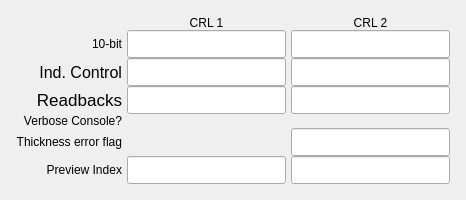
The window that 100idPyCRLApp/op/ui/pydev_transfocator_inset_bits_2x.ui (BCDA-APS/pydeviceCRL) describes before a commit, drawn with Qt 5.
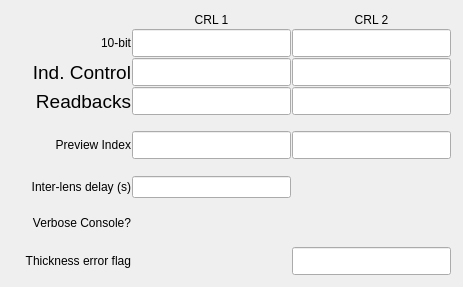
The same window after the commit. Custom widgets are drawn as their Qt base class.

```diff
--- a/100idPyCRLApp/op/ui/pydev_transfocator_inset_bits_2x.ui
+++ b/100idPyCRLApp/op/ui/pydev_transfocator_inset_bits_2x.ui
@@ -6,59 +6,41 @@
    <rect>
     <x>0</x>
     <y>0</y>
-    <width>409</width>
-    <height>200</height>
+    <width>463</width>
+    <height>287</height>
    </rect>
   </property>
   <property name="windowTitle">
    <string>Form</string>
   </property>
-  <layout class="QGridLayout" name="gridLayout_2">
-   <item row="0" column="0">
-    <layout class="QGridLayout" name="gridLayout" rowstretch="1,1,1,1,1,1,1,1" columnstretch="1,1,1">
-     <property name="horizontalSpacing">
-      <number>5</number>
-     </property>
-     <property name="verticalSpacing">
-      <number>0</number>
-     </property>
+  <layout class="QVBoxLayout" name="verticalLayout">
+   <item>
+    <layout class="QGridLayout" name="gridLayout" rowstretch="1,1,1,1,1,1,1,1,1,1,1,1,0" columnstretch="1,1,1">
      <property name="margin">
-      <number>5</number>
+      <number>1</number>
      </property>
-     <item row="7" column="2">
-      <widget class="caLineEdit" name="caLineEdit_19">
+     <property name="spacing">
+      <number>1</number>
+     </property>
+     <item row="5" column="1">
+      <widget class="caTextEntry" name="catextentry_14">
        <property name="sizePolicy">
         <sizepolicy hsizetype="Preferred" vsizetype="Preferred">
          <horstretch>0</horstretch>
          <verstretch>0</verstretch>
         </sizepolicy>
        </property>
-       <property name="font">
-        <font>
-         <pointsize>13</pointsize>
-        </font>
-       </property>
-       <property name="text">
-        <string/>
-       </property>
        <property name="alignment">
         <set>Qt::AlignRight|Qt::AlignTrailing|Qt::AlignVCenter</set>
        </property>
        <property name="channel" stdset="0">
         <string notr="true">$(P)$(CRL):fSize_preview</string>
        </property>
-       <property name="foreground">
-        <color>
-         <red>10</red>
-         <green>0</green>
-         <blue>184</blue>
-        </color>
-       </property>
        <property name="background">
         <color>
-         <red>200</red>
-         <green>200</green>
-         <blue>200</blue>
+         <red>115</red>
+         <green>223</green>
+         <blue>255</blue>
         </color>
        </property>
        <property name="colorMode">
@@ -78,34 +60,23 @@
        </property>
       </widget>
      </item>
-     <item row="2" column="2">
-      <widget class="caLineEdit" name="caLineEdit_18">
-       <property name="font">
-        <font>
-         <pointsize>13</pointsize>
-        </font>
-       </property>
-       <property name="text">
-        <string/>
-       </property>
-       <property name="alignment">
-        <set>Qt::AlignRight|Qt::AlignTrailing|Qt::AlignVCenter</set>
-       </property>
+     <item row="11" column="1">
+      <widget class="caChoice" name="caChoice_2">
        <property name="channel" stdset="0">
         <string notr="true">$(P)$(CRL):2:lensConfig_BW</string>
        </property>
        <property name="foreground">
         <color>
-         <red>10</red>
+         <red>0</red>
          <green>0</green>
-         <blue>184</blue>
+         <blue>0</blue>
         </color>
        </property>
        <property name="background">
         <color>
-         <red>200</red>
-         <green>200</green>
-         <blue>200</blue>
+         <red>115</red>
+         <green>223</green>
+         <blue>255</blue>
         </color>
        </property>
        <property name="colorMode">
@@ -114,65 +85,15 @@
        <property name="fontScaleMode" stdset="0">
         <enum>caLineEdit::None</enum>
        </property>
-      </widget>
-     </item>
-     <item row="6" column="2">
-      <widget class="caLineEdit" name="caLineEdit_20">
-       <property name="sizePolicy">
-        <sizepolicy hsizetype="Preferred" vsizetype="Preferred">
-         <horstretch>0</horstretch>
-         <verstretch>0</verstretch>
-        </sizepolicy>
+       <property name="endBit">
+        <number>1</number>
        </property>
-       <property name="font">
-        <font>
-         <pointsize>13</pointsize>
-        </font>
-       </property>
-       <property name="text">
-        <string/>
-       </property>
-       <property name="alignment">
-        <set>Qt::AlignRight|Qt::AlignTrailing|Qt::AlignVCenter</set>
-       </property>
-       <property name="channel" stdset="0">
-        <string notr="true">$(P)$(CRL):thickerr_flag_RBV</string>
-       </property>
-       <property name="foreground">
-        <color>
-         <red>10</red>
-         <green>0</green>
-         <blue>184</blue>
-        </color>
-       </property>
-       <property name="background">
-        <color>
-         <red>200</red>
-         <green>200</green>
-         <blue>200</blue>
-        </color>
-       </property>
-       <property name="colorMode">
-        <enum>caLineEdit::Static</enum>
-       </property>
-       <property name="precision">
-        <number>3</number>
-       </property>
-       <property name="precisionMode">
-        <enum>caLineEdit::User</enum>
-       </property>
-       <property name="fontScaleMode" stdset="0">
-        <enum>caLineEdit::None</enum>
-       </property>
-       <property name="formatType">
-        <enum>caLineEdit::compact</enum>
-       </property>
       </widget>
      </item>
-     <item row="1" column="0">
-      <widget class="caLabel" name="calabel_20">
+     <item row="5" column="0">
+      <widget class="caLabel" name="calabel_30">
        <property name="text">
-        <string>10-bit</string>
+        <string>Preview Index</string>
        </property>
        <property name="alignment">
         <set>Qt::AlignRight|Qt::AlignTrailing|Qt::AlignVCenter</set>
@@ -186,7 +107,7 @@
       <widget class="caLabel" name="calabel_24">
        <property name="font">
         <font>
-         <pointsize>13</pointsize>
+         <pointsize>14</pointsize>
         </font>
        </property>
        <property name="text">
@@ -200,121 +121,28 @@
        </property>
       </widget>
      </item>
-     <item row="7" column="1">
-      <widget class="caTextEntry" name="catextentry_14">
-       <property name="sizePolicy">
-        <sizepolicy hsizetype="Preferred" vsizetype="Preferred">
-         <horstretch>0</horstretch>
-         <verstretch>0</verstretch>
-        </sizepolicy>
-       </property>
-       <property name="alignment">
-        <set>Qt::AlignRight|Qt::AlignTrailing|Qt::AlignVCenter</set>
-       </property>
-       <property name="channel" stdset="0">
-        <string notr="true">$(P)$(CRL):previewIndex</string>
-       </property>
-       <property name="background">
-        <color>
-         <red>115</red>
-         <green>223</green>
-         <blue>255</blue>
-        </color>
-       </property>
-       <property name="colorMode">
-        <enum>caLineEdit::Static</enum>
-       </property>
-      </widget>
-     </item>
-     <item row="1" column="1">
-      <widget class="caLineEdit" name="caLineEdit_11">
-       <property name="sizePolicy">
-        <sizepolicy hsizetype="Minimum" vsizetype="Fixed">
-         <horstretch>0</horstretch>
-         <verstretch>0</verstretch>
-        </sizepolicy>
-       </property>
-       <property name="font">
-        <font>
-         <pointsize>13</pointsize>
-        </font>
-       </property>
-       <property name="text">
-        <string/>
-       </property>
-       <property name="alignment">
-        <set>Qt::AlignRight|Qt::AlignTrailing|Qt::AlignVCenter</set>
-       </property>
-       <property name="channel" stdset="0">
-        <string notr="true">$(P)$(CRL):1:lenses</string>
-       </property>
-       <property name="foreground">
-        <color>
-         <red>10</red>
-         <green>0</green>
-         <blue>184</blue>
-        </color>
-       </property>
-       <property name="background">
-        <color>
-         <red>200</red>
-         <green>200</green>
-         <blue>200</blue>
-        </color>
-       </property>
-       <property name="colorMode">
-        <enum>caLineEdit::Static</enum>
-       </property>
-       <property name="fontScaleMode" stdset="0">
-        <enum>caLineEdit::None</enum>
-       </property>
-       <property name="formatType">
-        <enum>caLineEdit::decimal</enum>
-       </property>
-      </widget>
-     </item>
-     <item row="3" column="2">
-      <widget class="caLineEdit" name="caLineEdit_21">
-       <property name="font">
-        <font>
-         <pointsize>13</pointsize>
-        </font>
-       </property>
-       <property name="text">
-        <string/>
-       </property>
-       <property name="alignment">
-        <set>Qt::AlignRight|Qt::AlignTrailing|Qt::AlignVCenter</set>
-       </property>
-       <property name="channel" stdset="0">
-        <string notr="true">$(P)$(CRL):2:lensConfig_RBV</string>
-       </property>
-       <property name="foreground">
-        <color>
-         <red>10</red>
-         <green>0</green>
-         <blue>184</blue>
-        </color>
-       </property>
-       <property name="background">
-        <color>
-         <red>200</red>
-         <green>200</green>
-         <blue>200</blue>
-        </color>
-       </property>
-       <property name="colorMode">
-        <enum>caLineEdit::Static</enum>
-       </property>
-       <property name="fontScaleMode" stdset="0">
-        <enum>caLineEdit::None</enum>
-       </property>
-      </widget>
-     </item>
      <item row="6" column="0">
-      <widget class="caLabel" name="calabel_35">
+      <spacer name="verticalSpacer_3">
+       <property name="orientation">
+        <enum>Qt::Vertical</enum>
+       </property>
+       <property name="sizeHint" stdset="0">
+        <size>
+         <width>20</width>
+         <height>40</height>
+        </size>
+       </property>
+      </spacer>
+     </item>
+     <item row="2" column="0">
+      <widget class="caLabel" name="calabel_27">
+       <property name="font">
+        <font>
+         <pointsize>14</pointsize>
+        </font>
+       </property>
        <property name="text">
-        <string>Thickness error flag</string>
+        <string>Ind. Control</string>
        </property>
        <property name="alignment">
         <set>Qt::AlignRight|Qt::AlignTrailing|Qt::AlignVCenter</set>
@@ -337,7 +165,106 @@
        </property>
       </widget>
      </item>
-     <item row="5" column="1">
+     <item row="1" column="1">
+      <widget class="caLineEdit" name="caLineEdit_11">
+       <property name="sizePolicy">
+        <sizepolicy hsizetype="Minimum" vsizetype="Fixed">
+         <horstretch>0</horstretch>
+         <verstretch>0</verstretch>
+        </sizepolicy>
+       </property>
+       <property name="font">
+        <font>
+         <pointsize>13</pointsize>
+        </font>
+       </property>
+       <property name="text">
+        <string/>
+       </property>
+       <property name="alignment">
+        <set>Qt::AlignRight|Qt::AlignTrailing|Qt::AlignVCenter</set>
+       </property>
+       <property name="channel" stdset="0">
+        <string notr="true">$(P)$(CRL):1:lenses</string>
+       </property>
+       <property name="foreground">
+        <color>
+         <red>10</red>
+         <green>0</green>
+         <blue>184</blue>
+        </color>
+       </property>
+       <property name="background">
+        <color>
+         <red>200</red>
+         <green>200</green>
+         <blue>200</blue>
+        </color>
+       </property>
+       <property name="colorMode">
+        <enum>caLineEdit::Static</enum>
+       </property>
+       <property name="fontScaleMode" stdset="0">
+        <enum>caLineEdit::None</enum>
+       </property>
+       <property name="formatType">
+        <enum>caLineEdit::decimal</enum>
+       </property>
+      </widget>
+     </item>
+     <item row="9" column="0">
+      <widget class="caLabel" name="calabel_34">
+       <property name="text">
+        <string>Verbose Console?</string>
+       </property>
+       <property name="alignment">
+        <set>Qt::AlignRight|Qt::AlignTrailing|Qt::AlignVCenter</set>
+       </property>
+       <property name="fontScaleMode">
+        <enum>ESimpleLabel::WidthAndHeight</enum>
+       </property>
+      </widget>
+     </item>
+     <item row="1" column="0">
+      <widget class="caLabel" name="calabel_20">
+       <property name="text">
+        <string>10-bit</string>
+       </property>
+       <property name="alignment">
+        <set>Qt::AlignRight|Qt::AlignTrailing|Qt::AlignVCenter</set>
+       </property>
+       <property name="fontScaleMode">
+        <enum>ESimpleLabel::WidthAndHeight</enum>
+       </property>
+      </widget>
+     </item>
+     <item row="7" column="1">
+      <widget class="caTextEntry" name="catextentry_16">
+       <property name="sizePolicy">
+        <sizepolicy hsizetype="Preferred" vsizetype="Preferred">
+         <horstretch>0</horstretch>
+         <verstretch>0</verstretch>
+        </sizepolicy>
+       </property>
+       <property name="alignment">
+        <set>Qt::AlignRight|Qt::AlignTrailing|Qt::AlignVCenter</set>
+       </property>
+       <property name="channel" stdset="0">
+        <string notr="true">$(P)$(CRL):1:interLensDelay</string>
+       </property>
+       <property name="background">
+        <color>
+         <red>115</red>
+         <green>223</green>
+         <blue>255</blue>
+        </color>
+       </property>
+       <property name="colorMode">
+        <enum>caLineEdit::Static</enum>
+       </property>
+      </widget>
+     </item>
+     <item row="9" column="1">
       <widget class="caChoice" name="caChoice_1">
        <property name="channel" stdset="0">
         <string notr="true">$(P)$(CRL):verbosity</string>
@@ -405,127 +332,6 @@
        </property>
       </widget>
      </item>
-     <item row="2" column="0">
-      <widget class="caLabel" name="calabel_27">
-       <property name="font">
-        <font>
-         <pointsize>12</pointsize>
-        </font>
-       </property>
-       <property name="text">
-        <string>Ind. Control</string>
-       </property>
-       <property name="alignment">
-        <set>Qt::AlignRight|Qt::AlignTrailing|Qt::AlignVCenter</set>
-       </property>
-       <property name="fontScaleMode">
-        <enum>ESimpleLabel::WidthAndHeight</enum>
-       </property>
-      </widget>
-     </item>
-     <item row="5" column="0">
-      <widget class="caLabel" name="calabel_34">
-       <property name="text">
-        <string>Verbose Console?</string>
-       </property>
-       <property name="alignment">
-        <set>Qt::AlignRight|Qt::AlignTrailing|Qt::AlignVCenter</set>
-       </property>
-       <property name="fontScaleMode">
-        <enum>ESimpleLabel::WidthAndHeight</enum>
-       </property>
-      </widget>
-     </item>
-     <item row="1" column="2">
-      <widget class="caLineEdit" name="caLineEdit_12">
-       <property name="sizePolicy">
-        <sizepolicy hsizetype="Minimum" vsizetype="Fixed">
-         <horstretch>0</horstretch>
-         <verstretch>0</verstretch>
-        </sizepolicy>
-       </property>
-       <property name="font">
-        <font>
-         <pointsize>13</pointsize>
-        </font>
-       </property>
-       <property name="text">
-        <string/>
-       </property>
-       <property name="alignment">
-        <set>Qt::AlignRight|Qt::AlignTrailing|Qt::AlignVCenter</set>
-       </property>
-       <property name="channel" stdset="0">
-        <string notr="true">$(P)$(CRL):2:lenses</string>
-       </property>
-       <property name="foreground">
-        <color>
-         <red>10</red>
-         <green>0</green>
-         <blue>184</blue>
-        </color>
-       </property>
-       <property name="background">
-        <color>
-         <red>200</red>
-         <green>200</green>
-         <blue>200</blue>
-        </color>
-       </property>
-       <property name="colorMode">
-        <enum>caLineEdit::Static</enum>
-       </property>
-       <property name="fontScaleMode" stdset="0">
-        <enum>caLineEdit::None</enum>
-       </property>
-       <property name="formatType">
-        <enum>caLineEdit::decimal</enum>
-       </property>
-      </widget>
-     </item>
-     <item row="6" column="1">
-      <widget class="caChoice" name="caChoice_2">
-       <property name="channel" stdset="0">
-        <string notr="true">$(P)$(CRL):thickerr_flag</string>
-       </property>
-       <property name="foreground">
-        <color>
-         <red>0</red>
-         <green>0</green>
-         <blue>0</blue>
-        </color>
-       </property>
-       <property name="background">
-        <color>
-         <red>115</red>
-         <green>223</green>
-         <blue>255</blue>
-        </color>
-       </property>
-       <property name="colorMode">
-        <enum>caChoice::Static</enum>
-       </property>
-       <property name="stackingMode" stdset="0">
-        <enum>caChoice::Column</enum>
-       </property>
-       <property name="endBit">
-        <number>1</number>
-       </property>
-      </widget>
-     </item>
-     <item row="7" column="0">
-      <widget class="caLabel" name="calabel_30">
-       <property name="text">
-        <string>Preview Index</string>
-       </property>
-       <property name="alignment">
-        <set>Qt::AlignRight|Qt::AlignTrailing|Qt::AlignVCenter</set>
-       </property>
-       <property name="fontScaleMode">
-        <enum>ESimpleLabel::WidthAndHeight</enum>
-       </property>
-      </widget>
-     </item>
      <item row="3" column="1">
       <widget class="caLineEdit" name="caLineEdit_16">
        <property name="font">
@@ -564,18 +370,43 @@
        </property>
       </widget>
      </item>
-     <item row="4" column="0">
-      <spacer name="verticalSpacer">
-       <property name="orientation">
-        <enum>Qt::Vertical</enum>
+     <item row="3" column="2">
+      <widget class="caLineEdit" name="caLineEdit_21">
+       <property name="font">
+        <font>
+         <pointsize>13</pointsize>
+        </font>
        </property>
-       <property name="sizeHint" stdset="0">
-        <size>
-         <width>20</width>
-         <height>40</height>
-        </size>
+       <property name="text">
+        <string/>
        </property>
-      </spacer>
+       <property name="alignment">
+        <set>Qt::AlignRight|Qt::AlignTrailing|Qt::AlignVCenter</set>
+       </property>
+       <property name="channel" stdset="0">
+        <string notr="true">$(P)$(CRL):2:lensConfig_RBV</string>
+       </property>
+       <property name="foreground">
+        <color>
+         <red>10</red>
+         <green>0</green>
+         <blue>184</blue>
+        </color>
+       </property>
+       <property name="background">
+        <color>
+         <red>200</red>
+         <green>200</green>
+         <blue>200</blue>
+        </color>
+       </property>
+       <property name="colorMode">
+        <enum>caLineEdit::Static</enum>
+       </property>
+       <property name="fontScaleMode" stdset="0">
+        <enum>caLineEdit::None</enum>
+       </property>
+      </widget>
      </item>
      <item row="0" column="2">
       <widget class="caLabel" name="calabel_33">
@@ -590,6 +421,262 @@
        </property>
       </widget>
      </item>
+     <item row="1" column="2">
+      <widget class="caLineEdit" name="caLineEdit_12">
+       <property name="sizePolicy">
+        <sizepolicy hsizetype="Minimum" vsizetype="Fixed">
+         <horstretch>0</horstretch>
+         <verstretch>0</verstretch>
+        </sizepolicy>
+       </property>
+       <property name="font">
+        <font>
+         <pointsize>13</pointsize>
+        </font>
+       </property>
+       <property name="text">
+        <string/>
+       </property>
+       <property name="alignment">
+        <set>Qt::AlignRight|Qt::AlignTrailing|Qt::AlignVCenter</set>
+       </property>
+       <property name="channel" stdset="0">
+        <string notr="true">$(P)$(CRL):2:lenses</string>
+       </property>
+       <property name="foreground">
+        <color>
+         <red>10</red>
+         <green>0</green>
+         <blue>184</blue>
+        </color>
+       </property>
+       <property name="background">
+        <color>
+         <red>200</red>
+         <green>200</green>
+         <blue>200</blue>
+        </color>
+       </property>
+       <property name="colorMode">
+        <enum>caLineEdit::Static</enum>
+       </property>
+       <property name="fontScaleMode" stdset="0">
+        <enum>caLineEdit::None</enum>
+       </property>
+       <property name="formatType">
+        <enum>caLineEdit::decimal</enum>
+       </property>
+      </widget>
+     </item>
+     <item row="2" column="2">
+      <widget class="caLineEdit" name="caLineEdit_18">
+       <property name="font">
+        <font>
+         <pointsize>13</pointsize>
+        </font>
+       </property>
+       <property name="text">
+        <string/>
+       </property>
+       <property name="alignment">
+        <set>Qt::AlignRight|Qt::AlignTrailing|Qt::AlignVCenter</set>
+       </property>
+       <property name="channel" stdset="0">
+        <string notr="true">$(P)$(CRL):2:lensConfig_BW</string>
+       </property>
+       <property name="foreground">
+        <color>
+         <red>10</red>
+         <green>0</green>
+         <blue>184</blue>
+        </color>
+       </property>
+       <property name="background">
+        <color>
+         <red>200</red>
+         <green>200</green>
+         <blue>200</blue>
+        </color>
+       </property>
+       <property name="colorMode">
+        <enum>caLineEdit::Static</enum>
+       </property>
+       <property name="fontScaleMode" stdset="0">
+        <enum>caLineEdit::None</enum>
+       </property>
+      </widget>
+     </item>
+     <item row="5" column="2">
+      <widget class="caLineEdit" name="caLineEdit_19">
+       <property name="sizePolicy">
+        <sizepolicy hsizetype="Preferred" vsizetype="Preferred">
+         <horstretch>0</horstretch>
+         <verstretch>0</verstretch>
+        </sizepolicy>
+       </property>
+       <property name="font">
+        <font>
+         <pointsize>13</pointsize>
+        </font>
+       </property>
+       <property name="text">
+        <string/>
+       </property>
+       <property name="alignment">
+        <set>Qt::AlignRight|Qt::AlignTrailing|Qt::AlignVCenter</set>
+       </property>
+       <property name="channel" stdset="0">
+        <string notr="true">$(P)$(CRL):fSize_preview</string>
+       </property>
+       <property name="foreground">
+        <color>
+         <red>10</red>
+         <green>0</green>
+         <blue>184</blue>
+        </color>
+       </property>
+       <property name="background">
+        <color>
+         <red>200</red>
+         <green>200</green>
+         <blue>200</blue>
+        </color>
+       </property>
+       <property name="colorMode">
+        <enum>caLineEdit::Static</enum>
+       </property>
+       <property name="precision">
+        <number>3</number>
+       </property>
+       <property name="precisionMode">
+        <enum>caLineEdit::Channel</enum>
+       </property>
+       <property name="fontScaleMode" stdset="0">
+        <enum>caLineEdit::None</enum>
+       </property>
+       <property name="formatType">
+        <enum>caLineEdit::engr_notation</enum>
+       </property>
+      </widget>
+     </item>
+     <item row="11" column="2">
+      <widget class="caLineEdit" name="caLineEdit_20">
+       <property name="sizePolicy">
+        <sizepolicy hsizetype="Preferred" vsizetype="Preferred">
+         <horstretch>0</horstretch>
+         <verstretch>0</verstretch>
+        </sizepolicy>
+       </property>
+       <property name="font">
+        <font>
+         <pointsize>13</pointsize>
+        </font>
+       </property>
+       <property name="text">
+        <string/>
+       </property>
+       <property name="alignment">
+        <set>Qt::AlignRight|Qt::AlignTrailing|Qt::AlignVCenter</set>
+       </property>
+       <property name="channel" stdset="0">
+        <string notr="true">$(P)$(CRL):thickerr_flag_RBV</string>
+       </property>
+       <property name="foreground">
+        <color>
+         <red>10</red>
+         <green>0</green>
+         <blue>184</blue>
+        </color>
+       </property>
+       <property name="background">
+        <color>
+         <red>200</red>
+         <green>200</green>
+         <blue>200</blue>
+        </color>
+       </property>
+       <property name="colorMode">
+        <enum>caLineEdit::Static</enum>
+       </property>
+       <property name="precision">
+        <number>3</number>
+       </property>
+       <property name="precisionMode">
+        <enum>caLineEdit::User</enum>
+       </property>
+       <property name="fontScaleMode" stdset="0">
+        <enum>caLineEdit::None</enum>
+       </property>
+       <property name="formatType">
+        <enum>caLineEdit::compact</enum>
+       </property>
+      </widget>
+     </item>
+     <item row="8" column="0">
+      <spacer name="verticalSpacer_2">
+       <property name="orientation">
+        <enum>Qt::Vertical</enum>
+       </property>
+       <property name="sizeHint" stdset="0">
+        <size>
+         <width>20</width>
+         <height>40</height>
+        </size>
+       </property>
+      </spacer>
+     </item>
+     <item row="4" column="0">
+      <spacer name="verticalSpacer_4">
+       <property name="orientation">
+        <enum>Qt::Vertical</enum>
+       </property>
+       <property name="sizeHint" stdset="0">
+        <size>
+         <width>20</width>
+         <height>40</height>
+        </size>
+       </property>
+      </spacer>
+     </item>
+     <item row="7" column="0">
+      <widget class="caLabel" name="calabel_31">
+       <property name="text">
+        <string>Inter-lens delay (s)</string>
+       </property>
+       <property name="alignment">
+        <set>Qt::AlignRight|Qt::AlignTrailing|Qt::AlignVCenter</set>
+       </property>
+       <property name="fontScaleMode">
+        <enum>ESimpleLabel::WidthAndHeight</enum>
+       </property>
+      </widget>
+     </item>
+     <item row="11" column="0">
+      <widget class="caLabel" name="calabel_35">
+       <property name="text">
+        <string>Thickness error flag</string>
+       </property>
+       <property name="alignment">
+        <set>Qt::AlignRight|Qt::AlignTrailing|Qt::AlignVCenter</set>
+       </property>
+       <property name="fontScaleMode">
+        <enum>ESimpleLabel::WidthAndHeight</enum>
+       </property>
+      </widget>
+     </item>
+     <item row="10" column="0">
+      <spacer name="verticalSpacer">
+       <property name="orientation">
+        <enum>Qt::Vertical</enum>
+       </property>
+       <property name="sizeHint" stdset="0">
+        <size>
+         <width>20</width>
+         <height>40</height>
+        </size>
+       </property>
+      </spacer>
+     </item>
     </layout>
    </item>
   </layout>
```
Left out of the diff: 22 changed lines with no effect on the pictures.
